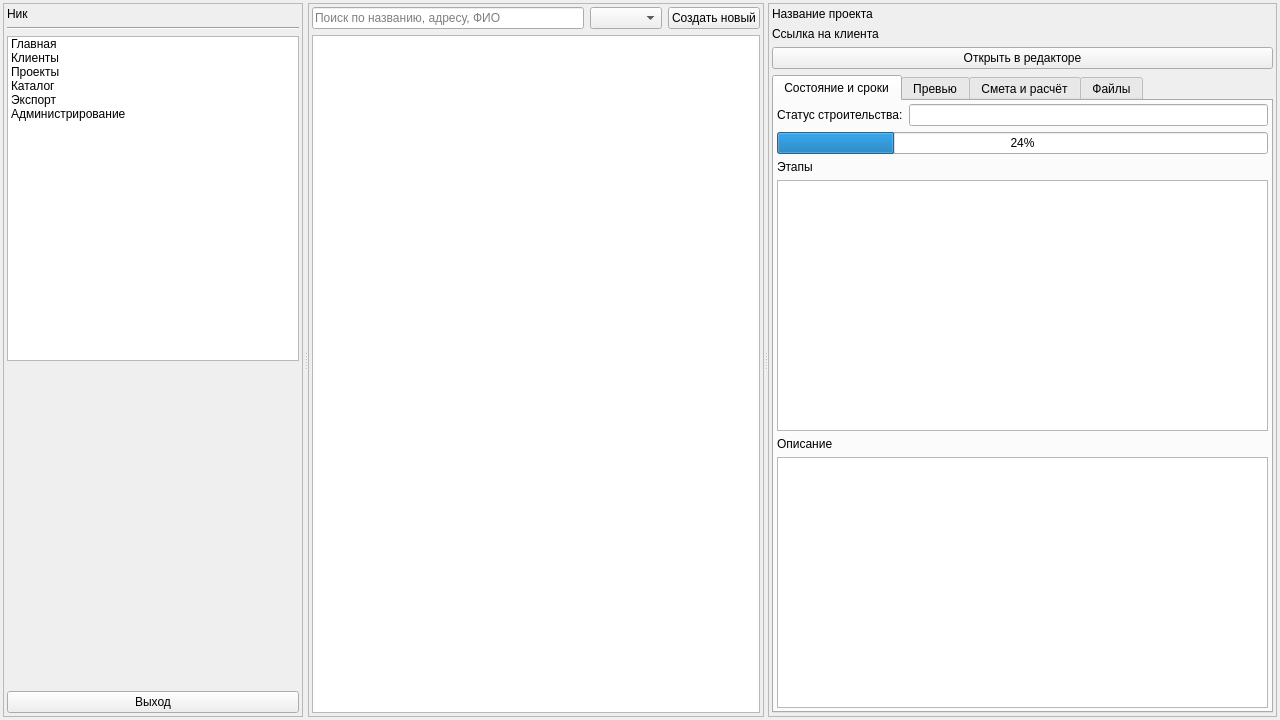
Dimand04/dp_isaeva, file mainwidget.ui: the form before one commit.
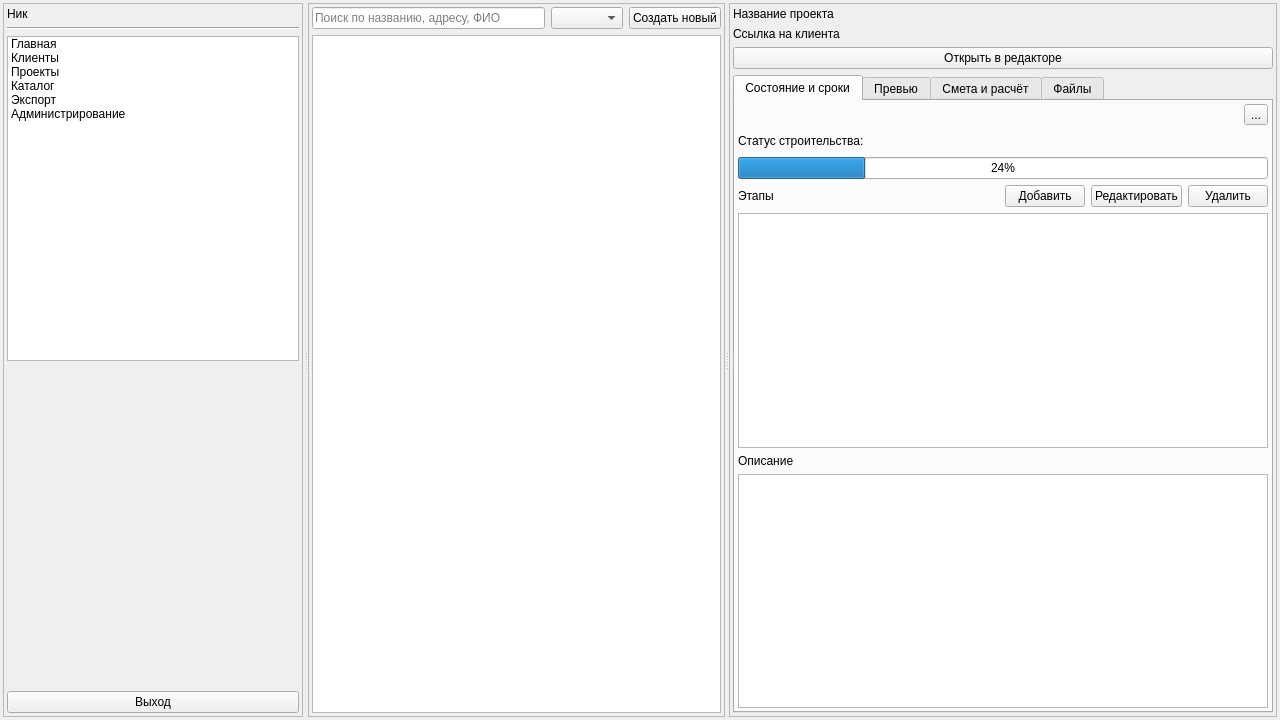
The form after the commit. The open tabs and pages were chosen to show the change. Icons and pictures are not drawn. Custom widgets are drawn as their Qt base class.

```diff
--- a/mainwidget.ui
+++ b/mainwidget.ui
@@ -832,50 +832,136 @@
                 <property name="bottomMargin">
                  <number>3</number>
                 </property>
-                <item row="3" column="0" colspan="2">
-                 <widget class="QTableWidget" name="tw_project_stages">
-                  <property name="editTriggers">
-                   <set>QAbstractItemView::EditTrigger::NoEditTriggers</set>
-                  </property>
-                  <attribute name="verticalHeaderVisible">
-                   <bool>false</bool>
-                  </attribute>
-                 </widget>
+                <item row="4" column="1" colspan="2">
+                 <layout class="QHBoxLayout" name="horizontalLayout_8">
+                  <item>
+                   <spacer name="horizontalSpacer_10">
+                    <property name="orientation">
+                     <enum>Qt::Orientation::Horizontal</enum>
+                    </property>
+                    <property name="sizeHint" stdset="0">
+                     <size>
+                      <width>40</width>
+                      <height>20</height>
+                     </size>
+                    </property>
+                   </spacer>
+                  </item>
+                  <item>
+                   <widget class="QPushButton" name="pb_stage_add">
+                    <property name="text">
+                     <string>Добавить</string>
+                    </property>
+                   </widget>
+                  </item>
+                  <item>
+                   <widget class="QPushButton" name="pb_stage_edit">
+                    <property name="text">
+                     <string>Редактировать</string>
+                    </property>
+                   </widget>
+                  </item>
+                  <item>
+                   <widget class="QPushButton" name="pb_stage_delete">
+                    <property name="text">
+                     <string>Удалить</string>
+                    </property>
+                   </widget>
+                  </item>
+                 </layout>
                 </item>
-                <item row="4" column="0">
-                 <widget class="QLabel" name="label_17">
-                  <property name="text">
-                   <string>Описание</string>
-                  </property>
-                 </widget>
-                </item>
-                <item row="5" column="0" colspan="2">
-                 <widget class="QPlainTextEdit" name="pte_project_description"/>
-                </item>
-                <item row="2" column="0">
-                 <widget class="QLabel" name="label_16">
-                  <property name="text">
-                   <string>Этапы</string>
-                  </property>
-                 </widget>
-                </item>
-                <item row="0" column="0">
-                 <widget class="QLabel" name="label_15">
-                  <property name="text">
-                   <string>Статус строительства:</string>
-                  </property>
-                 </widget>
-                </item>
-                <item row="0" column="1">
-                 <widget class="QLineEdit" name="le_proj_status"/>
-                </item>
-                <item row="1" column="0" colspan="2">
+                <item row="3" column="0" colspan="3">
                  <widget class="QProgressBar" name="pb_stage_progress">
                   <property name="value">
                    <number>24</number>
                   </property>
                  </widget>
                 </item>
+                <item row="0" column="0" colspan="3">
+                 <layout class="QHBoxLayout" name="horizontalLayout_6">
+                  <item>
+                   <spacer name="horizontalSpacer_9">
+                    <property name="orientation">
+                     <enum>Qt::Orientation::Horizontal</enum>
+                    </property>
+                    <property name="sizeHint" stdset="0">
+                     <size>
+                      <width>40</width>
+                      <height>20</height>
+                     </size>
+                    </property>
+                   </spacer>
+                  </item>
+                  <item>
+                   <widget class="QToolButton" name="pb_project_edit">
+                    <property name="text">
+                     <string>...</string>
+                    </property>
+                    <property name="icon">
+                     <iconset theme="QIcon::ThemeIcon::MailMessageNew"/>
+                    </property>
+                   </widget>
+                  </item>
+                 </layout>
+                </item>
+                <item row="5" column="0" colspan="3">
+                 <widget class="QTableWidget" name="tw_project_stages">
+                  <property name="editTriggers">
+                   <set>QAbstractItemView::EditTrigger::NoEditTriggers</set>
+                  </property>
+                  <attribute name="verticalHeaderVisible">
+                   <bool>false</bool>
+                  </attribute>
+                 </widget>
+                </item>
+                <item row="4" column="0">
+                 <widget class="QLabel" name="label_16">
+                  <property name="text">
+                   <string>Этапы</string>
+                  </property>
+                 </widget>
+                </item>
+                <item row="7" column="0" colspan="3">
+                 <widget class="QPlainTextEdit" name="pte_project_description"/>
+                </item>
+                <item row="6" column="0">
+                 <widget class="QLabel" name="label_17">
+                  <property name="text">
+                   <string>Описание</string>
+                  </property>
+                 </widget>
+                </item>
+                <item row="1" column="0" colspan="3">
+                 <layout class="QHBoxLayout" name="horizontalLayout_11">
+                  <item>
+                   <widget class="QLabel" name="label_15">
+                    <property name="text">
+                     <string>Статус строительства:</string>
+                    </property>
+                   </widget>
+                  </item>
+                  <item>
+                   <widget class="QLabel" name="lb_proj_status">
+                    <property name="text">
+                     <string/>
+                    </property>
+                   </widget>
+                  </item>
+                  <item>
+                   <spacer name="horizontalSpacer_11">
+                    <property name="orientation">
+                     <enum>Qt::Orientation::Horizontal</enum>
+                    </property>
+                    <property name="sizeHint" stdset="0">
+                     <size>
+                      <width>40</width>
+                      <height>20</height>
+                     </size>
+                    </property>
+                   </spacer>
+                  </item>
+                 </layout>
+                </item>
                </layout>
               </widget>
               <widget class="QWidget" name="tab_8">
@@ -1753,6 +1839,13 @@
    </item>
   </layout>
  </widget>
+ <customwidgets>
+  <customwidget>
+   <class>ClickableLabel</class>
+   <extends>QLabel</extends>
+   <header>clickablelabel.h</header>
+  </customwidget>
+ </customwidgets>
  <resources/>
  <connections/>
 </ui>
```
Left out of the diff: 113 changed lines with no effect on the pictures.
